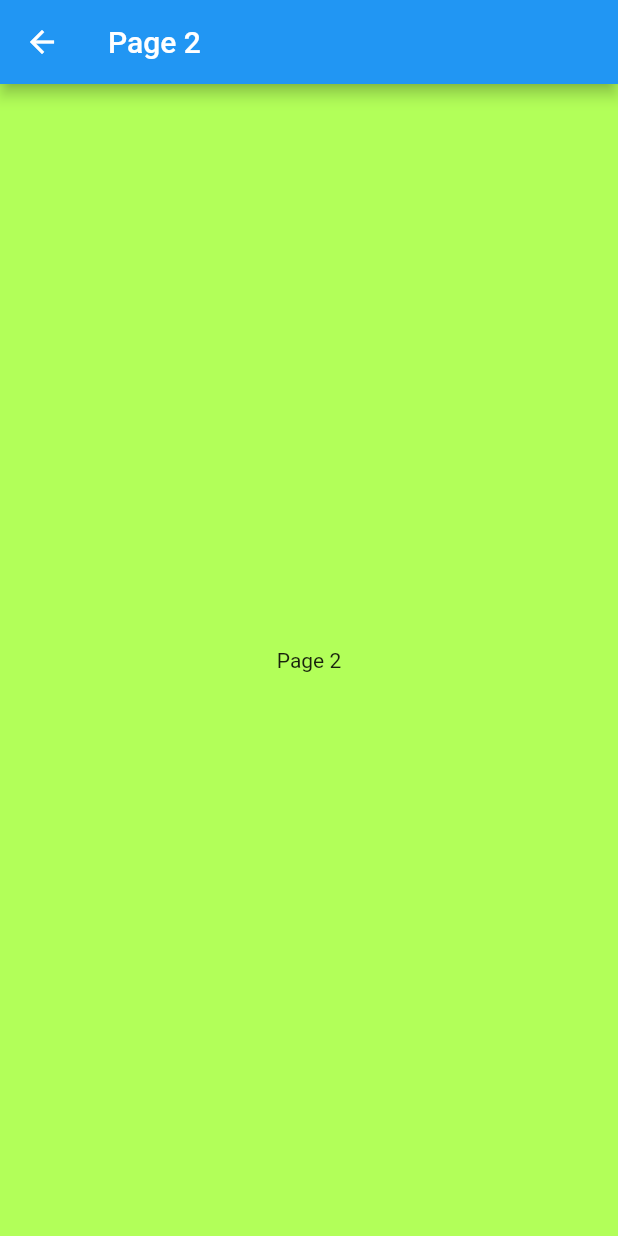
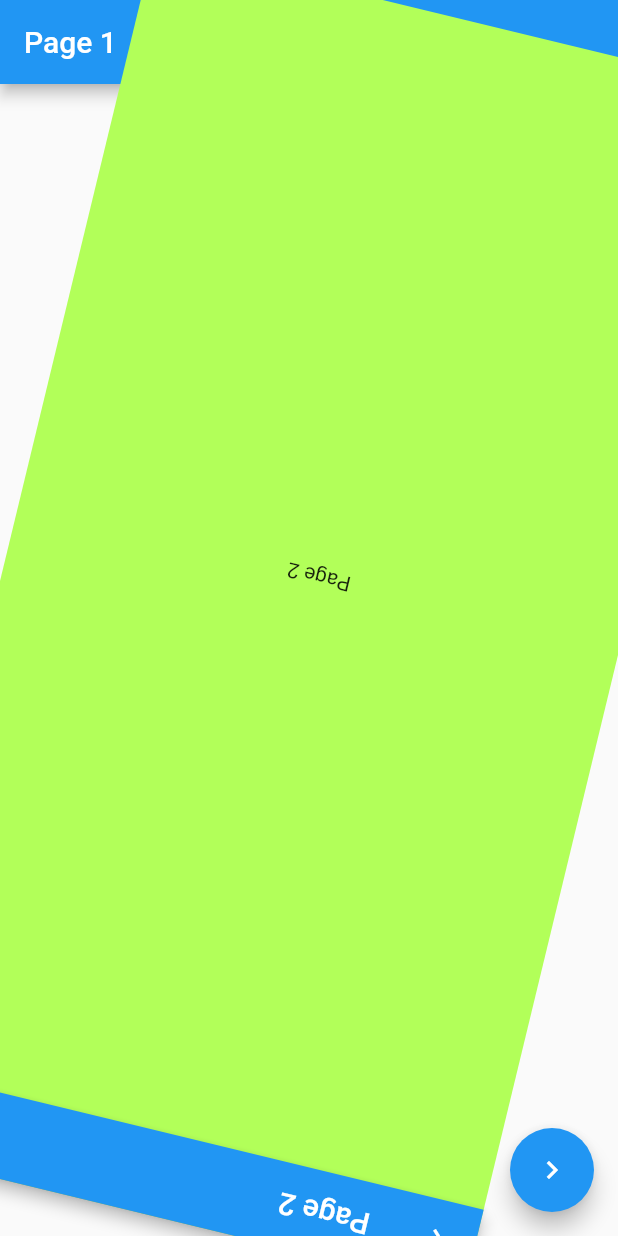
Before and after one commit to CodingCarnage/FlutterUIUX-FH-transicion_app, a Flutter app: the screen it shows after launch, after a tap on the "chevron right" icon, on a phone screen of 412 x 824 dp. Run offline on Flutter 3.47's test engine with Material 2 defaults, Android fonts, the light colour scheme and no system bars.

Commit message:
Se agrego una transicion de rotacion.

```diff
--- a/lib/pages/page1_page.dart
+++ b/lib/pages/page1_page.dart
@@ -29,21 +29,26 @@ class Page1Page extends StatelessWidget {
         Animation<double> animation,
         Animation<double> secondaryAnimation
       ) => Page2Page(),
-      // transitionDuration: Duration(seconds: 2),
+      transitionDuration: Duration(seconds: 2),
+      reverseTransitionDuration: Duration(seconds: 2),
       transitionsBuilder: (
         context,
         animation,
         secondaryAnimation,
         child
       ) {
-        final CurvedAnimation curvedAnimation = CurvedAnimation(parent: animation, curve: Curves.easeInOut);
+        final CurvedAnimation curvedAnimation = CurvedAnimation(parent: animation, curve: Curves.bounceInOut);
         // return SlideTransition(
         //   position: Tween<Offset>(begin: Offset(0.5, 1.0), end: Offset.zero).animate(curvedAnimation),
         //   child: child,
         // );
-        return ScaleTransition(
+        // return ScaleTransition(
+        //   child: child,
+        //   scale: Tween<double>(begin: 0.0, end: 1.0).animate(curvedAnimation),
+        // );
+        return RotationTransition(
+          turns: Tween<double>(begin: 0.0, end: 1.0).animate(curvedAnimation),
           child: child,
-          scale: Tween<double>(begin: 0.0, end: 1.0).animate(curvedAnimation),
         );
       },
     );
```
